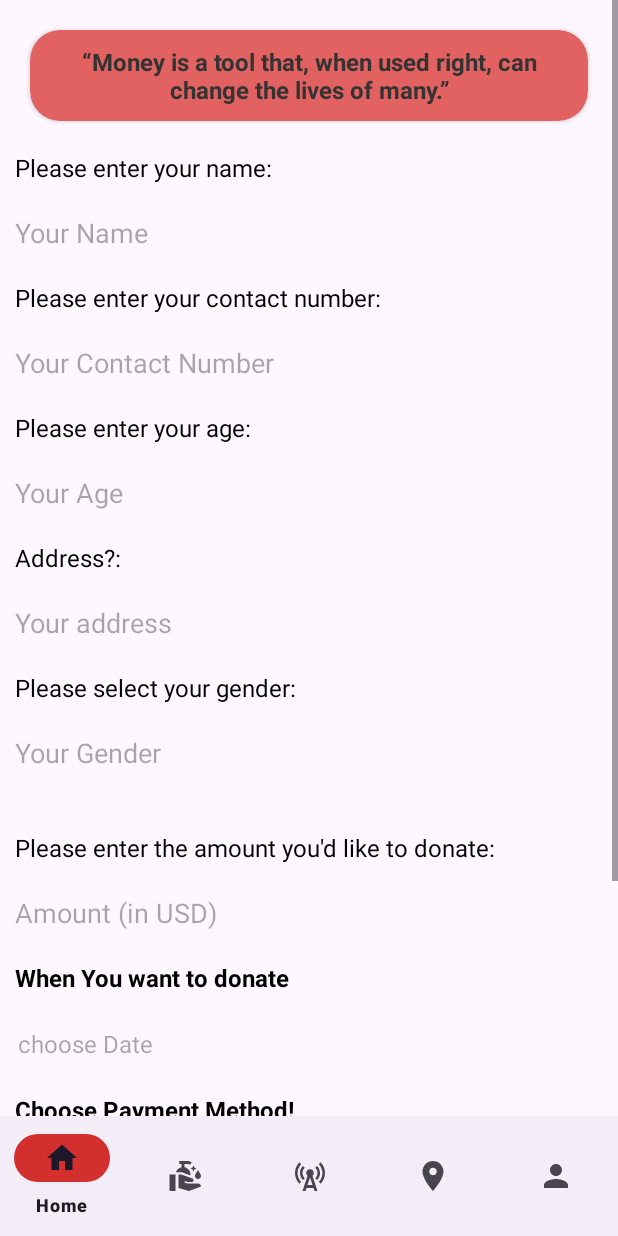
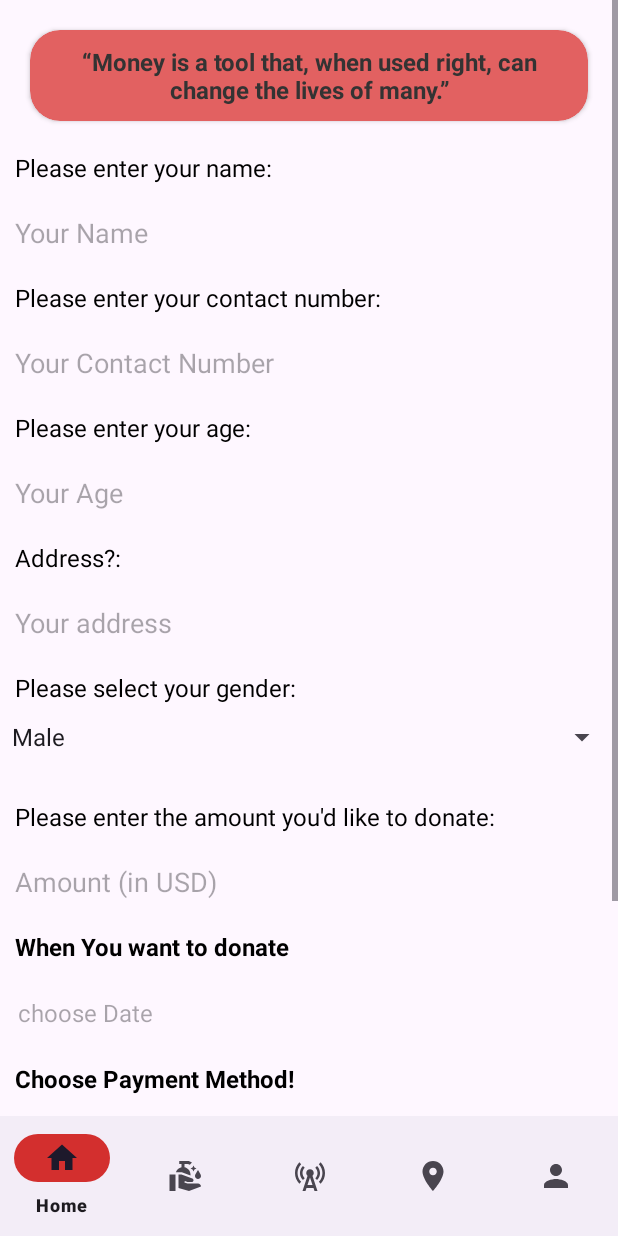
Before and after one commit to Vanshikagup2206/DonorApp, an Android app: the MoneyDonation screen opened through its navigation route, on a phone screen of 412 x 824 dp. Run offline under Robolectric (Android 15) with nearby library versions, the phone set to English and light mode, and no system bars; our stand-ins replace Firebase (no records; nobody signed in at launch, a user with empty details on screens opened directly), Room's generated code, navigation-ui.

Commit message:
spin_select_correction

```diff
--- a/app/src/main/java/com/vanshika/donorapp/donate/MoneyDonation.kt
+++ b/app/src/main/java/com/vanshika/donorapp/donate/MoneyDonation.kt
@@ -54,6 +54,7 @@ class MoneyDonation : Fragment() {
 
     override fun onViewCreated(view: View, savedInstanceState: Bundle?) {
         super.onViewCreated(view, savedInstanceState)
+        val genderSpinner = binding?.spinGender
         val paymentSpinner = binding?.paymentMethodSpinner
         val paymentAdapter = ArrayAdapter.createFromResource(
             requireContext(),
@@ -63,6 +64,15 @@ class MoneyDonation : Fragment() {
         paymentAdapter.setDropDownViewResource(android.R.layout.simple_spinner_dropdown_item)
         paymentSpinner?.adapter = paymentAdapter
         val selectedPayment = paymentSpinner?.selectedItem.toString()
+        val genderAdapter = ArrayAdapter.createFromResource(
+            requireContext(),
+            R.array.gender_types,
+            android.R.layout.simple_spinner_item
+        )
+        genderAdapter.setDropDownViewResource(android.R.layout.simple_spinner_dropdown_item)
+        genderSpinner?.adapter = genderAdapter
+        val selectedGender = genderSpinner?.selectedItem.toString()
+
         binding?.donationDate?.setOnClickListener {
             val datePickerDialog = DatePickerDialog(
                 requireContext(),
@@ -90,8 +100,12 @@ class MoneyDonation : Fragment() {
                 binding?.editNumber?.setError("Enter Number")
             } else if (binding?.editAmount?.text?.toString().isNullOrEmpty()) {
                 binding?.editAmount?.setError("enter Amount to donate")
-            } else if (binding?.editGender?.text?.toString().isNullOrEmpty()) {
-                binding?.editGender?.setError("Enter your gender")
+            } else if (selectedGender == "Select Gender") {
+                Toast.makeText(
+                    requireContext(),
+                    "Please select gender",
+                    Toast.LENGTH_SHORT
+                ).show()
             } else if (binding?.donationDate?.text.isNullOrEmpty()) {
                 binding?.donationDate?.error = "Please select a donation date"
                 Toast.makeText(requireContext(), "Donation date is required!", Toast.LENGTH_SHORT)
@@ -126,7 +140,7 @@ class MoneyDonation : Fragment() {
                         donorName = binding?.editName?.text?.toString(),
                         age = binding?.editAge?.text?.toString(),
                         number = binding?.editNumber?.text?.toString(),
-                        gender = binding?.editGender?.text?.toString(),
+                        gender = selectedGender,
                         donationfrequency = binding?.editAmount?.text?.toString(),
                         donationType = "Money",
                         createdDate = binding?.donationDate?.text?.toString(),
--- a/app/src/main/res/layout/fragment_money__donation.xml
+++ b/app/src/main/res/layout/fragment_money__donation.xml
@@ -125,14 +125,10 @@
             android:textColor="#000000"
             android:textSize="16sp" />
 
-        <EditText
-            android:id="@+id/edit_gender"
+        <Spinner
             android:layout_width="match_parent"
             android:layout_height="wrap_content"
-            android:background="@drawable/edit_text_border"
-            android:hint="Your Gender"
-            android:inputType="textPersonName"
-            android:padding="10dp" />
+            android:id="@+id/spinGender"/>
 
         <!-- Question for the donor -->
         <TextView
```
